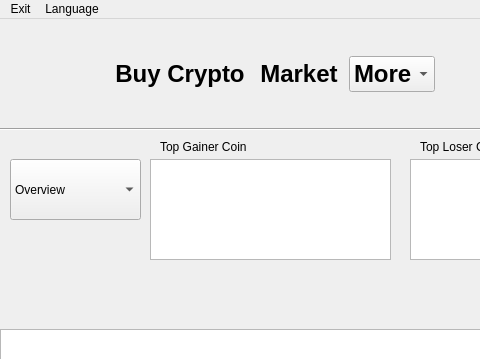
This is p2p_arbitration_app/mainwindow.ui in Boodeyman/p2p_arbitration as Qt 5 draws it before an edit; both pictures show x 0 to 480 and y 0 to 359 of the 1001 by 768 pixel window. The edited form follows.
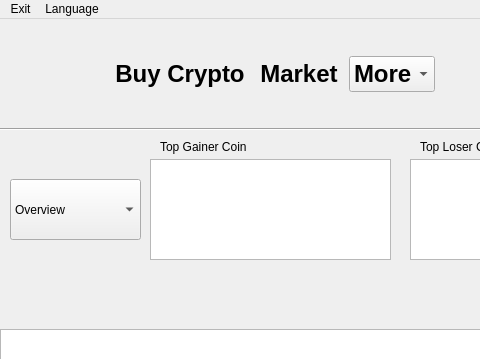
This is the edited form. Icons and pictures are not drawn.

Patch:
```diff
--- a/p2p_arbitration_app/mainwindow.ui
+++ b/p2p_arbitration_app/mainwindow.ui
@@ -301,7 +301,7 @@
     <property name="geometry">
      <rect>
       <x>10</x>
-      <y>140</y>
+      <y>160</y>
       <width>131</width>
       <height>61</height>
      </rect>
```
Left out of the diff: 2 changed lines with no effect on the pictures.
